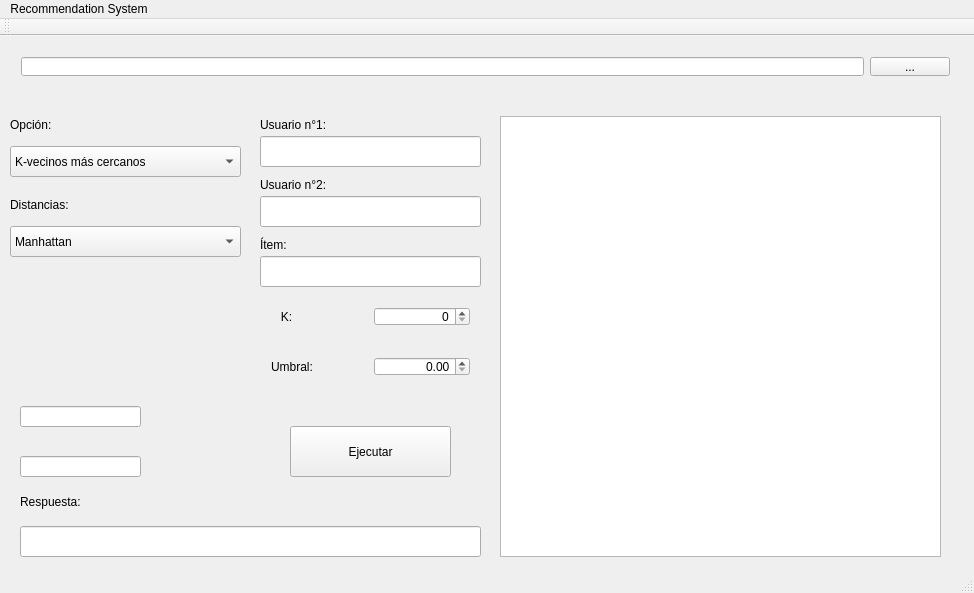
Before: the Qt Designer form RecommendationSystem/mainwindow.ui in Kath17/Recommendation_System, drawn with Qt 5.
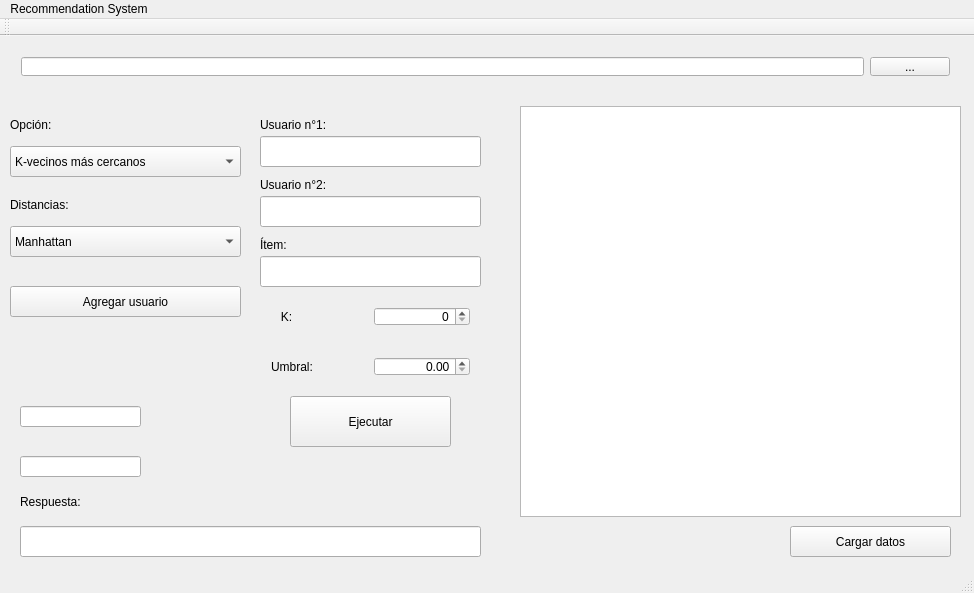
After: the same form once the commit is applied.

```diff
--- a/RecommendationSystem/mainwindow.ui
+++ b/RecommendationSystem/mainwindow.ui
@@ -49,10 +49,10 @@
    <widget class="QTableView" name="tableView">
     <property name="geometry">
      <rect>
-      <x>500</x>
-      <y>80</y>
+      <x>520</x>
+      <y>70</y>
       <width>441</width>
-      <height>441</height>
+      <height>411</height>
      </rect>
     </property>
    </widget>
@@ -150,7 +150,7 @@
     <property name="geometry">
      <rect>
       <x>290</x>
-      <y>390</y>
+      <y>360</y>
       <width>161</width>
       <height>51</height>
      </rect>
@@ -360,6 +360,32 @@
      <bool>true</bool>
     </property>
    </widget>
+   <widget class="QPushButton" name="pushButton_3">
+    <property name="geometry">
+     <rect>
+      <x>790</x>
+      <y>490</y>
+      <width>161</width>
+      <height>31</height>
+     </rect>
+    </property>
+    <property name="text">
+     <string>Cargar datos</string>
+    </property>
+   </widget>
+   <widget class="QPushButton" name="pushButton_4">
+    <property name="geometry">
+     <rect>
+      <x>10</x>
+      <y>250</y>
+      <width>231</width>
+      <height>31</height>
+     </rect>
+    </property>
+    <property name="text">
+     <string>Agregar usuario</string>
+    </property>
+   </widget>
   </widget>
   <widget class="QMenuBar" name="menuBar">
    <property name="geometry">
```
